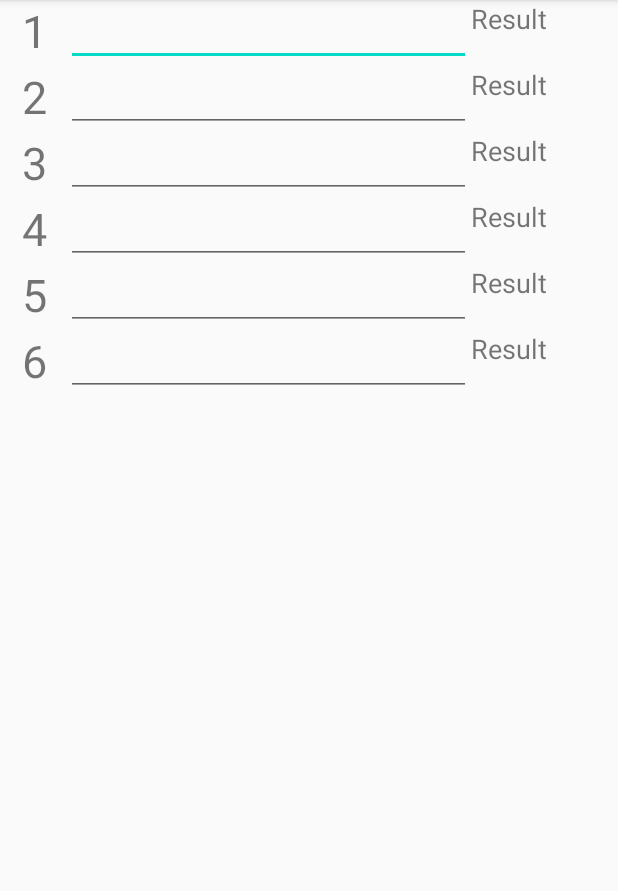
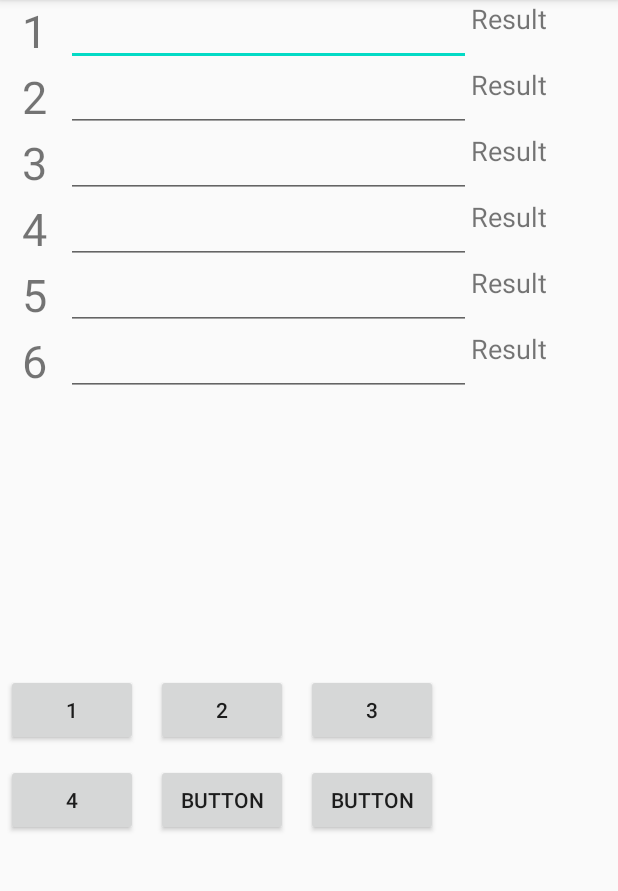
Before and after one commit to Megadash452/Code-Next-Calculator, an Android app: the screen it shows after launch (MainActivity), on a phone screen of 412 x 824 dp, the part 84-975 px from its top. Run offline under Robolectric (Android 15) with nearby library versions, the phone set to English and light mode, and no system bars.

Commit message:
first commit

```diff
--- a/app/src/main/res/layout/activity_main.xml
+++ b/app/src/main/res/layout/activity_main.xml
@@ -349,6 +349,72 @@
             android:layout_width="match_parent"
             android:layout_height="match_parent">
 
+            <Button
+                android:id="@+id/button1"
+                android:layout_width="wrap_content"
+                android:layout_height="wrap_content"
+                android:layout_marginStart="4dp"
+                android:layout_marginLeft="4dp"
+                android:layout_marginTop="184dp"
+                android:text="1"
+                app:layout_constraintStart_toStartOf="parent"
+                app:layout_constraintTop_toTopOf="parent" />
+
+            <Button
+                android:id="@+id/button2"
+                android:layout_width="wrap_content"
+                android:layout_height="wrap_content"
+                android:layout_marginStart="12dp"
+                android:layout_marginLeft="12dp"
+                android:text="2"
+                app:layout_constraintBottom_toBottomOf="@+id/button1"
+                app:layout_constraintStart_toEndOf="@+id/button1"
+                app:layout_constraintTop_toTopOf="@+id/button1"
+                app:layout_constraintVertical_bias="0.0" />
+
+            <Button
+                android:id="@+id/button3"
+                android:layout_width="wrap_content"
+                android:layout_height="wrap_content"
+                android:layout_marginStart="12dp"
+                android:layout_marginLeft="12dp"
+                android:text="3"
+                app:layout_constraintBottom_toBottomOf="@+id/button2"
+                app:layout_constraintStart_toEndOf="@+id/button2"
+                app:layout_constraintTop_toTopOf="@+id/button2"
+                app:layout_constraintVertical_bias="0.0" />
+
+            <Button
+                android:id="@+id/button4"
+                android:layout_width="wrap_content"
+                android:layout_height="wrap_content"
+                android:layout_marginTop="12dp"
+                android:text="4"
+                app:layout_constraintEnd_toEndOf="@+id/button1"
+                app:layout_constraintHorizontal_bias="0.0"
+                app:layout_constraintStart_toStartOf="@+id/button1"
+                app:layout_constraintTop_toBottomOf="@+id/button1" />
+
+            <Button
+                android:id="@+id/button7"
+                android:layout_width="wrap_content"
+                android:layout_height="wrap_content"
+                android:layout_marginTop="12dp"
+                android:text="Button"
+                app:layout_constraintEnd_toEndOf="@+id/button2"
+                app:layout_constraintHorizontal_bias="0.0"
+                app:layout_constraintStart_toStartOf="@+id/button2"
+                app:layout_constraintTop_toBottomOf="@+id/button2" />
+
+            <Button
+                android:id="@+id/button8"
+                android:layout_width="wrap_content"
+                android:layout_height="wrap_content"
+                android:layout_marginTop="12dp"
+                android:text="Button"
+                app:layout_constraintEnd_toEndOf="@+id/button3"
+                app:layout_constraintStart_toStartOf="@+id/button3"
+                app:layout_constraintTop_toBottomOf="@+id/button3" />
         </androidx.constraintlayout.widget.ConstraintLayout>
     </LinearLayout>
 
```
